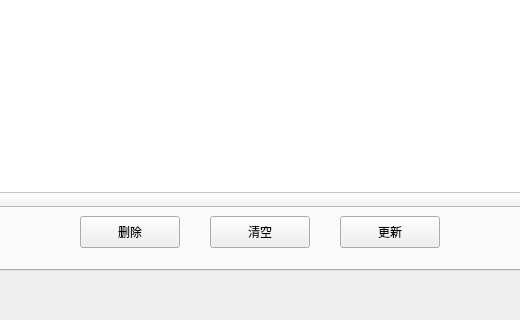
This is mainwindow.ui in rileychc/StuInfoManage as Qt 5 draws it before an edit; both pictures show x 112 to 632 and y 280 to 600 of the 800 by 600 pixel window. The edited form follows.
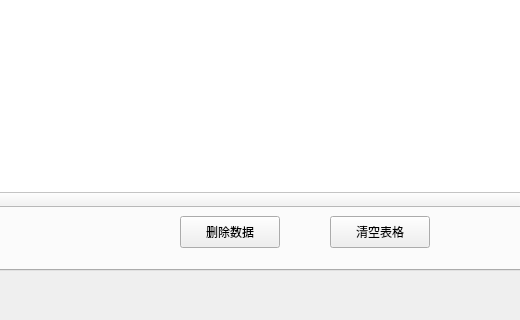
This is the edited form. The open tabs and pages were chosen to show the change.

Patch:
```diff
--- a/mainwindow.ui
+++ b/mainwindow.ui
@@ -766,40 +766,27 @@
      <widget class="QPushButton" name="stu_clapushButton">
       <property name="geometry">
        <rect>
-        <x>320</x>
+        <x>440</x>
         <y>470</y>
         <width>100</width>
         <height>32</height>
        </rect>
       </property>
       <property name="text">
-       <string>清空</string>
+       <string>清空表格</string>
       </property>
      </widget>
      <widget class="QPushButton" name="del_p">
       <property name="geometry">
        <rect>
-        <x>190</x>
+        <x>290</x>
         <y>470</y>
         <width>100</width>
         <height>32</height>
        </rect>
       </property>
       <property name="text">
-       <string>删除</string>
-      </property>
-     </widget>
-     <widget class="QPushButton" name="update_ctl">
-      <property name="geometry">
-       <rect>
-        <x>450</x>
-        <y>470</y>
-        <width>100</width>
-        <height>32</height>
-       </rect>
-      </property>
-      <property name="text">
-       <string>更新</string>
+       <string>删除数据</string>
       </property>
      </widget>
     </widget>
```
Left out of the diff: 2 changed lines with no effect on the pictures.
